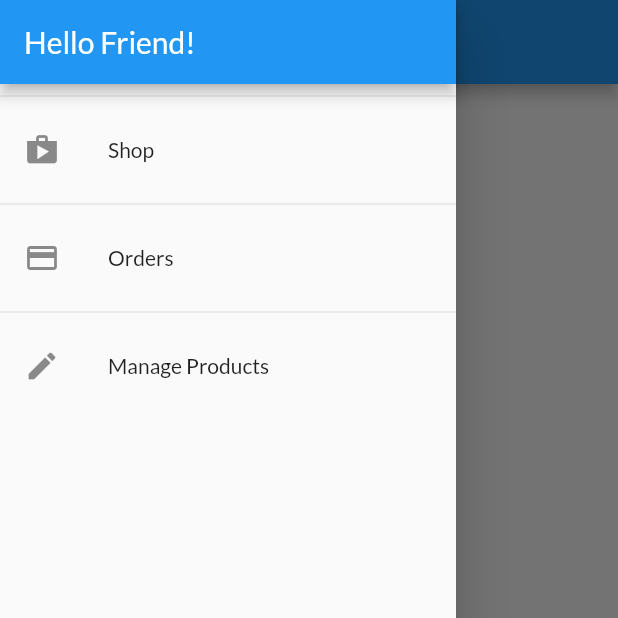
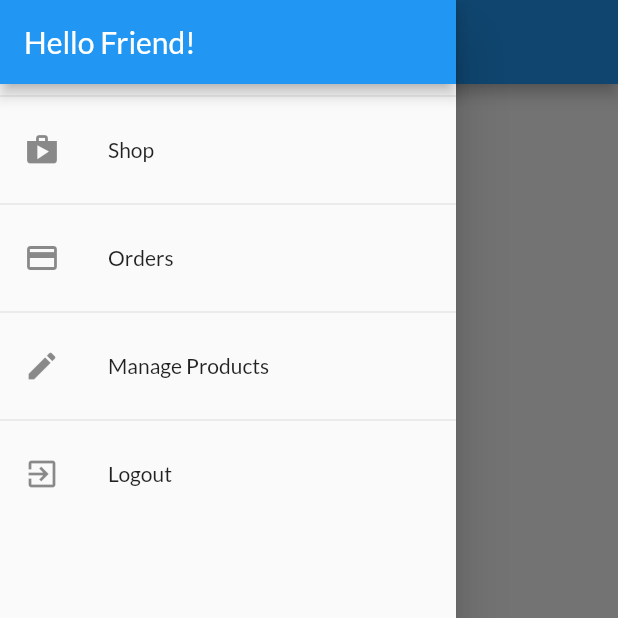
Before and after one commit to anilaydinn/shop_app, a Flutter app: the OrdersScreen screen opened by its route, with the side drawer open, on a phone screen of 412 x 824 dp, the top half of it. Run offline on Flutter 3.47's test engine with Material 2 defaults, Android fonts, the phone set to English and light mode, and no system bars; network calls fail.

Commit message:
[Anil] Add logout

```diff
--- a/lib/widgets/app_drawer.dart
+++ b/lib/widgets/app_drawer.dart
@@ -1,5 +1,7 @@
 import 'package:flutter/material.dart';
+import 'package:flutter_complete_guide/providers/auth.dart';
 import 'package:flutter_complete_guide/screens/user_products_screen.dart';
+import 'package:provider/provider.dart';
 
 class AppDrawer extends StatelessWidget {
   const AppDrawer({Key key}) : super(key: key);
@@ -38,6 +40,15 @@ class AppDrawer extends StatelessWidget {
                   .pushReplacementNamed(UserProductsScreen.routeName);
             },
           ),
+          Divider(),
+          ListTile(
+            leading: Icon(Icons.exit_to_app),
+            title: Text('Logout'),
+            onTap: () {
+              Navigator.of(context).pop();
+              Provider.of<Auth>(context, listen: false).logout();
+            },
+          ),
         ],
       ),
     );
```
Also changed, not shown: lib/providers/auth.dart (+7 -0 lines).
